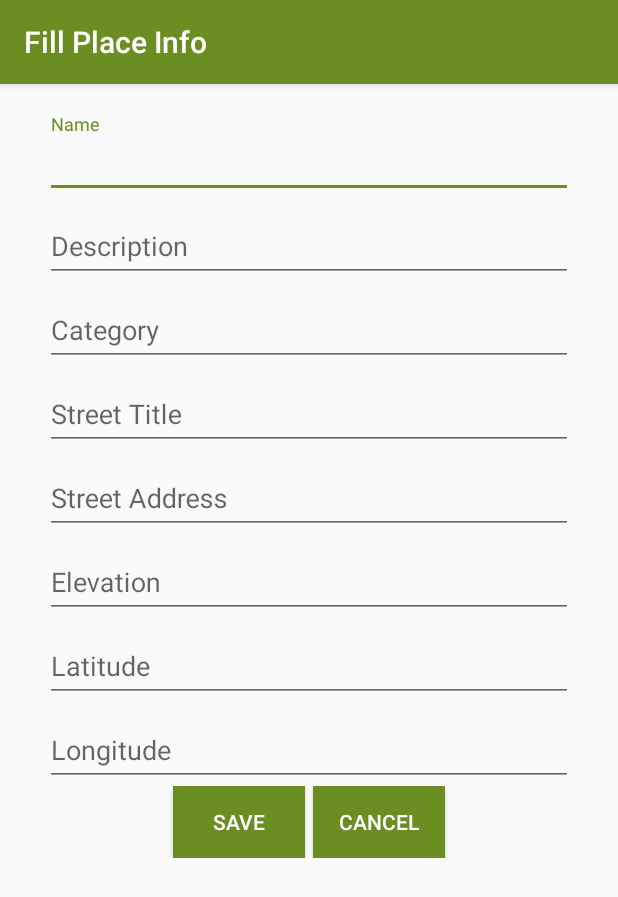
After one commit to rohitksingh/Android-Places-App, an Android app: the CreatePlaceOnTouchActivity screen opened directly, with no data from a screen before it, on a phone screen of 412 x 824 dp. The commit adds this screen. Shown: the top 897 px of the screen. Run offline under Robolectric (Android 15) with nearby library versions, the phone set to English and light mode, and no system bars; network calls fail; 2 statements that could not run were skipped.

```diff
--- a/app/src/main/AndroidManifest.xml
+++ b/app/src/main/AndroidManifest.xml
@@ -27,6 +27,7 @@
             android:label="Map"/>
         <activity android:name=".activities.PlaceListActivity"/>
         <activity android:name=".activities.ModifyPlaceActivity" android:label="Add Place"/>
+        <activity android:name=".activities.CreatePlaceOnTouchActivity" android:label="Fill Place Info"/>
 
         <meta-data
             android:name="com.google.android.geo.API_KEY"
--- /dev/null
+++ b/app/src/main/java/edu/asu/msse/rsingh92/assignment1/activities/CreatePlaceOnTouchActivity.java
@@ -0,0 +1,98 @@
+package edu.asu.msse.rsingh92.assignment1.activities;
+
+import android.app.Activity;
+import android.app.Dialog;
+import android.content.Context;
+import android.content.Intent;
+import android.os.Bundle;
+import android.util.Log;
+import android.view.View;
+import android.view.Window;
+import android.widget.Button;
+import android.widget.EditText;
+
+import androidx.appcompat.app.AppCompatActivity;
+import edu.asu.msse.rsingh92.assignment1.R;
+import edu.asu.msse.rsingh92.assignment1.callbacks.YesNoCallback;
+import edu.asu.msse.rsingh92.assignment1.models.PlaceDescription;
+import edu.asu.msse.rsingh92.assignment1.utilities.AppUtility;
+
+public class CreatePlaceOnTouchActivity extends AppCompatActivity implements View.OnClickListener{
+
+
+    private EditText name, desc, category, elevation, latitude, longitude, streetTitle, streetAddress;
+    private Button save, cancel;
+    private PlaceDescription place;
+
+    @Override
+    public void onCreate(Bundle savedInstanceState) {
+
+        super.onCreate(savedInstanceState);
+        setContentView(R.layout.dialog_add_place);
+        name = findViewById(R.id.name);
+        desc = findViewById(R.id.desc);
+        elevation = findViewById(R.id.elevation);
+        category = findViewById(R.id.category);
+        latitude = findViewById(R.id.latitude);
+        longitude = findViewById(R.id.longitude);
+        save = findViewById(R.id.save);
+        cancel = findViewById(R.id.cancel);
+        streetTitle = findViewById(R.id.streetTitle);
+        streetAddress = findViewById(R.id.streetAddress);
+
+        place = (PlaceDescription)getIntent().getSerializableExtra(AppUtility.MODIFY_PLACE);
+
+        setValues();
+        save.setOnClickListener(this);
+        cancel.setOnClickListener(this);
+
+
+    }
+
+    public void setValues(){
+        latitude.setText(place.getLatitude().toString());
+        longitude.setText(place.getLongitude().toString());
+    }
+
+    private PlaceDescription getPlaceFromView(){
+        place.setName(name.getText().toString());
+        place.setDescription(desc.getText().toString());
+        place.setCategory(category.getText().toString());
+        place.setElevation(elevation.getText().toString());
+        place.setAddressStreet(streetAddress.getText().toString());
+        place.setAddressTitle(streetTitle.getText().toString());
+        return place;
+    }
+
+    @Override
+    public void onClick(View v) {
+
+        switch (v.getId()){
+
+            case R.id.save:
+                sendPlaceData();
+                break;
+
+            case R.id.cancel:
+                dontSendPlaceData();
+                break;
+
+            default:
+                break;
+
+        }
+    }
+
+    private void sendPlaceData(){
+        place = getPlaceFromView();
+        Intent data = new Intent();
+        data.putExtra(AppUtility.MODIFY_PLACE, place);
+        setResult(Activity.RESULT_OK, data);
+        finish();
+    }
+
+    private void dontSendPlaceData(){
+        setResult(Activity.RESULT_CANCELED);
+        finish();
+    }
+}
--- a/app/src/main/res/layout/dialog_add_place.xml
+++ b/app/src/main/res/layout/dialog_add_place.xml
@@ -39,6 +39,30 @@
             android:layout_width="match_parent"
             android:layout_height="wrap_content"
             android:hint="Category"
+            style="@style/EditTextStyle"/>
+    </com.google.android.material.textfield.TextInputLayout>
+    <com.google.android.material.textfield.TextInputLayout
+        android:layout_width="match_parent"
+        android:layout_height="wrap_content"
+        style="@style/EditTextWrapperStyle"
+        >
+        <EditText
+            android:id="@+id/streetTitle"
+            android:layout_width="match_parent"
+            android:layout_height="wrap_content"
+            android:hint="Street Title"
+            style="@style/EditTextStyle"/>
+    </com.google.android.material.textfield.TextInputLayout>
+    <com.google.android.material.textfield.TextInputLayout
+        android:layout_width="match_parent"
+        android:layout_height="wrap_content"
+        style="@style/EditTextWrapperStyle"
+        >
+        <EditText
+            android:id="@+id/streetAddress"
+            android:layout_width="match_parent"
+            android:layout_height="wrap_content"
+            android:hint="Street Address"
             style="@style/EditTextStyle"/>
     </com.google.android.material.textfield.TextInputLayout>
     <com.google.android.material.textfield.TextInputLayout
```
Also changed, not shown: app/src/main/java/edu/asu/msse/rsingh92/assignment1/activities/MapActivity.java (+38 -33 lines), app/src/main/java/edu/asu/msse/rsingh92/assignment1/dialogs/AddPlaceDialog.java (deleted, +0 -75 lines).
